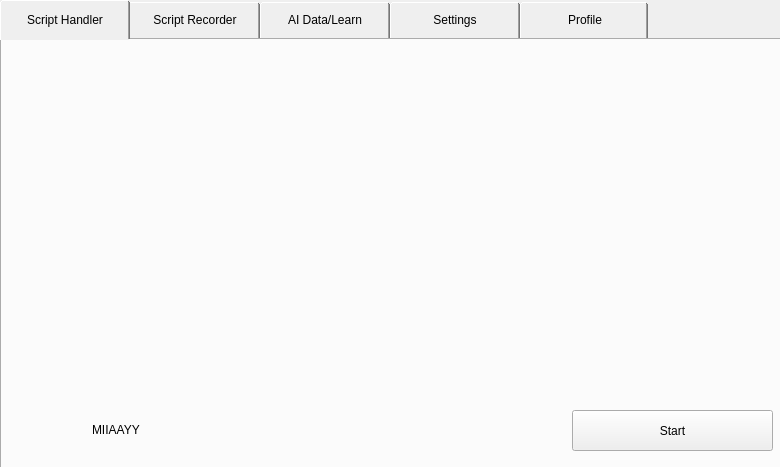
Before: the Qt Designer form mainUI.ui in GInputAI/GInputAI_Main, drawn with Qt 5.
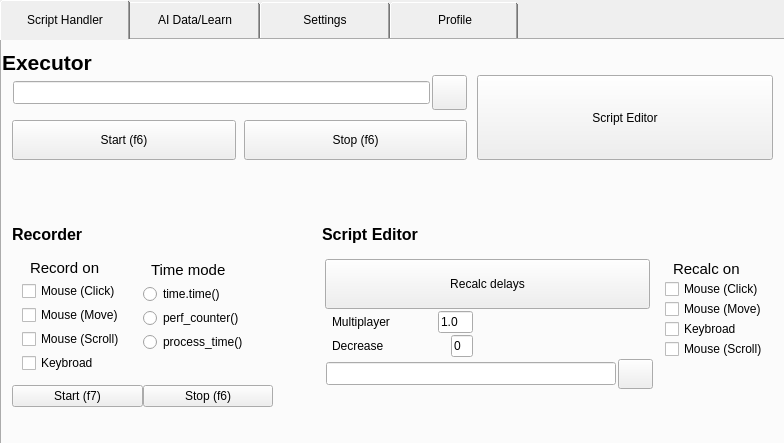
After: the same form once the commit is applied. Icons and pictures are not drawn.

The edit to the form file:
```diff
--- a/mainUI.ui
+++ b/mainUI.ui
@@ -6,8 +6,8 @@
    <rect>
     <x>0</x>
     <y>0</y>
-    <width>780</width>
-    <height>467</height>
+    <width>784</width>
+    <height>443</height>
    </rect>
   </property>
   <property name="windowTitle">
@@ -23,8 +23,8 @@
      <rect>
       <x>0</x>
       <y>0</y>
-      <width>781</width>
-      <height>471</height>
+      <width>811</width>
+      <height>470</height>
      </rect>
     </property>
     <property name="styleSheet">
@@ -47,74 +47,659 @@
      <attribute name="title">
       <string>Script Handler</string>
      </attribute>
-     <widget class="QPushButton" name="sh_start">
+     <widget class="QWidget" name="layoutWidget">
       <property name="geometry">
        <rect>
-        <x>570</x>
-        <y>370</y>
-        <width>201</width>
-        <height>41</height>
+        <x>0</x>
+        <y>0</y>
+        <width>781</width>
+        <height>121</height>
        </rect>
       </property>
-      <property name="text">
-       <string>Start</string>
-      </property>
+      <layout class="QVBoxLayout" name="verticalLayout_3">
+       <property name="spacing">
+        <number>0</number>
+       </property>
+       <property name="topMargin">
+        <number>10</number>
+       </property>
+       <item>
+        <widget class="QLabel" name="label">
+         <property name="maximumSize">
+          <size>
+           <width>16777215</width>
+           <height>25</height>
+          </size>
+         </property>
+         <property name="layoutDirection">
+          <enum>Qt::LeftToRight</enum>
+         </property>
+         <property name="styleSheet">
+          <string notr="true">QLabel {
+    font-size: 21px;
+    font-weight: bold;
+    font-family: &quot;Noto Sans&quot;;
+	qproperty-alignment: 'Qt::AlignBottom | Qt::AlignHCenter';
+}</string>
+         </property>
+         <property name="text">
+          <string>Executor</string>
+         </property>
+        </widget>
+       </item>
+       <item>
+        <layout class="QHBoxLayout" name="horizontalLayout_3" stretch="20,13">
+         <property name="spacing">
+          <number>10</number>
+         </property>
+         <property name="leftMargin">
+          <number>10</number>
+         </property>
+         <property name="rightMargin">
+          <number>10</number>
+         </property>
+         <item>
+          <layout class="QVBoxLayout" name="verticalLayout_2">
+           <item>
+            <layout class="QHBoxLayout" name="horizontalLayout" stretch="20,0">
+             <property name="spacing">
+              <number>2</number>
+             </property>
+             <property name="leftMargin">
+              <number>1</number>
+             </property>
+             <item>
+              <widget class="QLineEdit" name="lineEdit">
+               <property name="maximumSize">
+                <size>
+                 <width>16777215</width>
+                 <height>23</height>
+                </size>
+               </property>
+              </widget>
+             </item>
+             <item>
+              <widget class="QPushButton" name="pushButton">
+               <property name="maximumSize">
+                <size>
+                 <width>35</width>
+                 <height>35</height>
+                </size>
+               </property>
+               <property name="text">
+                <string/>
+               </property>
+               <property name="icon">
+                <iconset resource="files_ico.qrc">
+                 <normaloff>:/ico/ico/folder_open_FILL0_wght400_GRAD0_opsz24.ico</normaloff>:/ico/ico/folder_open_FILL0_wght400_GRAD0_opsz24.ico</iconset>
+               </property>
+              </widget>
+             </item>
+            </layout>
+           </item>
+           <item>
+            <layout class="QHBoxLayout" name="horizontalLayout_2">
+             <property name="spacing">
+              <number>8</number>
+             </property>
+             <item>
+              <widget class="QPushButton" name="pushButton_2">
+               <property name="maximumSize">
+                <size>
+                 <width>16777215</width>
+                 <height>40</height>
+                </size>
+               </property>
+               <property name="text">
+                <string>Start (f6)</string>
+               </property>
+              </widget>
+             </item>
+             <item>
+              <widget class="QPushButton" name="pushButton_3">
+               <property name="maximumSize">
+                <size>
+                 <width>16777215</width>
+                 <height>40</height>
+                </size>
+               </property>
+               <property name="text">
+                <string>Stop (f6)</string>
+               </property>
+              </widget>
+             </item>
+            </layout>
+           </item>
+          </layout>
+         </item>
+         <item>
+          <widget class="QPushButton" name="pushButton_4">
+           <property name="maximumSize">
+            <size>
+             <width>16777215</width>
+             <height>85</height>
+            </size>
+           </property>
+           <property name="text">
+            <string>Script Editor</string>
+           </property>
+          </widget>
+         </item>
+        </layout>
+       </item>
+      </layout>
      </widget>
-     <widget class="QLabel" name="file_path_label">
-      <property name="geometry">
-       <rect>
-        <x>90</x>
-        <y>380</y>
-        <width>441</width>
-        <height>20</height>
-       </rect>
-      </property>
-      <property name="text">
-       <string>MIIAAYY</string>
-      </property>
-     </widget>
-    </widget>
-    <widget class="QWidget" name="tab2">
-     <attribute name="title">
-      <string>Script Recorder</string>
-     </attribute>
-     <widget class="QWidget" name="verticalLayoutWidget">
+     <widget class="QWidget" name="layoutWidget">
       <property name="geometry">
        <rect>
         <x>10</x>
-        <y>10</y>
-        <width>162</width>
-        <height>103</height>
+        <y>170</y>
+        <width>261</width>
+        <height>211</height>
        </rect>
       </property>
       <layout class="QVBoxLayout" name="verticalLayout">
+       <property name="spacing">
+        <number>0</number>
+       </property>
        <item>
-        <widget class="QCheckBox" name="checkBox">
+        <widget class="QLabel" name="label_2">
+         <property name="maximumSize">
+          <size>
+           <width>16777215</width>
+           <height>25</height>
+          </size>
+         </property>
+         <property name="layoutDirection">
+          <enum>Qt::LeftToRight</enum>
+         </property>
+         <property name="styleSheet">
+          <string notr="true">QLabel {
+    font-size: 16px;
+    font-weight: bold;
+    font-family: &quot;Noto Sans&quot;;
+	qproperty-alignment: 'Qt::AlignBottom | Qt::AlignHCenter';
+}</string>
+         </property>
          <property name="text">
-          <string>Клавиатура</string>
+          <string>Recorder</string>
          </property>
         </widget>
        </item>
        <item>
-        <widget class="QCheckBox" name="checkBox_3">
-         <property name="text">
-          <string>Мышь (Клики)</string>
+        <layout class="QHBoxLayout" name="horizontalLayout_8">
+         <property name="leftMargin">
+          <number>10</number>
          </property>
-        </widget>
+         <property name="rightMargin">
+          <number>10</number>
+         </property>
+         <item>
+          <layout class="QVBoxLayout" name="verticalLayout_6">
+           <property name="spacing">
+            <number>4</number>
+           </property>
+           <item>
+            <layout class="QVBoxLayout" name="verticalLayout_4" stretch="0,0,0,0,0">
+             <property name="spacing">
+              <number>4</number>
+             </property>
+             <item>
+              <widget class="QLabel" name="label_3">
+               <property name="maximumSize">
+                <size>
+                 <width>16777215</width>
+                 <height>20</height>
+                </size>
+               </property>
+               <property name="layoutDirection">
+                <enum>Qt::LeftToRight</enum>
+               </property>
+               <property name="styleSheet">
+                <string notr="true">QLabel {
+    font-size: 15px;
+    font-family: &quot;Noto Sans&quot;;
+	margin-left: 4px;
+}</string>
+               </property>
+               <property name="text">
+                <string>Record on</string>
+               </property>
+               <property name="alignment">
+                <set>Qt::AlignLeading|Qt::AlignLeft|Qt::AlignVCenter</set>
+               </property>
+              </widget>
+             </item>
+             <item>
+              <widget class="QCheckBox" name="checkBox_5">
+               <property name="text">
+                <string>Mouse (Click)</string>
+               </property>
+              </widget>
+             </item>
+             <item>
+              <widget class="QCheckBox" name="checkBox_6">
+               <property name="text">
+                <string>Mouse (Move)</string>
+               </property>
+              </widget>
+             </item>
+             <item>
+              <widget class="QCheckBox" name="checkBox_8">
+               <property name="text">
+                <string>Mouse (Scroll)</string>
+               </property>
+              </widget>
+             </item>
+             <item>
+              <widget class="QCheckBox" name="checkBox_7">
+               <property name="text">
+                <string>Keybroad</string>
+               </property>
+              </widget>
+             </item>
+            </layout>
+           </item>
+          </layout>
+         </item>
+         <item>
+          <layout class="QVBoxLayout" name="verticalLayout_7">
+           <property name="spacing">
+            <number>4</number>
+           </property>
+           <item>
+            <layout class="QVBoxLayout" name="verticalLayout_9">
+             <property name="bottomMargin">
+              <number>20</number>
+             </property>
+             <item>
+              <widget class="QLabel" name="label_4">
+               <property name="maximumSize">
+                <size>
+                 <width>16777215</width>
+                 <height>20</height>
+                </size>
+               </property>
+               <property name="layoutDirection">
+                <enum>Qt::LeftToRight</enum>
+               </property>
+               <property name="styleSheet">
+                <string notr="true">QLabel {
+    font-size: 15px;
+    font-family: &quot;Noto Sans&quot;;
+	margin-left: 4px;
+}</string>
+               </property>
+               <property name="text">
+                <string>Time mode</string>
+               </property>
+               <property name="alignment">
+                <set>Qt::AlignLeading|Qt::AlignLeft|Qt::AlignVCenter</set>
+               </property>
+              </widget>
+             </item>
+             <item>
+              <widget class="QRadioButton" name="radioButton">
+               <property name="text">
+                <string>time.time()</string>
+               </property>
+              </widget>
+             </item>
+             <item>
+              <widget class="QRadioButton" name="radioButton_3">
+               <property name="text">
+                <string>perf_counter()</string>
+               </property>
+              </widget>
+             </item>
+             <item>
+              <widget class="QRadioButton" name="radioButton_2">
+               <property name="text">
+                <string>process_time()</string>
+               </property>
+              </widget>
+             </item>
+            </layout>
+           </item>
+          </layout>
+         </item>
+        </layout>
        </item>
        <item>
-        <widget class="QCheckBox" name="checkBox_2">
+        <layout class="QHBoxLayout" name="horizontalLayout_9">
+         <item>
+          <widget class="QPushButton" name="pushButton_6">
+           <property name="text">
+            <string>Start (f7)</string>
+           </property>
+          </widget>
+         </item>
+         <item>
+          <widget class="QPushButton" name="pushButton_7">
+           <property name="text">
+            <string>Stop (f6)</string>
+           </property>
+          </widget>
+         </item>
+        </layout>
+       </item>
+      </layout>
+     </widget>
+     <widget class="QWidget" name="layoutWidget_3">
+      <property name="geometry">
+       <rect>
+        <x>320</x>
+        <y>170</y>
+        <width>446</width>
+        <height>191</height>
+       </rect>
+      </property>
+      <layout class="QVBoxLayout" name="verticalLayout_10">
+       <property name="spacing">
+        <number>0</number>
+       </property>
+       <item>
+        <widget class="QLabel" name="label_13">
+         <property name="maximumSize">
+          <size>
+           <width>16777215</width>
+           <height>25</height>
+          </size>
+         </property>
+         <property name="layoutDirection">
+          <enum>Qt::LeftToRight</enum>
+         </property>
+         <property name="styleSheet">
+          <string notr="true">QLabel {
+    font-size: 16px;
+    font-weight: bold;
+    font-family: &quot;Noto Sans&quot;;
+	qproperty-alignment: 'Qt::AlignBottom | Qt::AlignHCenter';
+}</string>
+         </property>
          <property name="text">
-          <string>Мышь (Все движения)</string>
+          <string>Script Editor</string>
          </property>
         </widget>
        </item>
        <item>
-        <widget class="QCheckBox" name="checkBox_4">
-         <property name="text">
-          <string>Скролл</string>
+        <layout class="QHBoxLayout" name="horizontalLayout_16">
+         <property name="spacing">
+          <number>12</number>
          </property>
-        </widget>
+         <item>
+          <layout class="QVBoxLayout" name="verticalLayout_16">
+           <property name="spacing">
+            <number>2</number>
+           </property>
+           <item>
+            <layout class="QHBoxLayout" name="horizontalLayout_17" stretch="1,100,1">
+             <property name="spacing">
+              <number>0</number>
+             </property>
+             <item>
+              <spacer name="horizontalSpacer_6">
+               <property name="orientation">
+                <enum>Qt::Horizontal</enum>
+               </property>
+               <property name="sizeHint" stdset="0">
+                <size>
+                 <width>40</width>
+                 <height>20</height>
+                </size>
+               </property>
+              </spacer>
+             </item>
+             <item>
+              <widget class="QPushButton" name="pushButton_11">
+               <property name="minimumSize">
+                <size>
+                 <width>0</width>
+                 <height>50</height>
+                </size>
+               </property>
+               <property name="maximumSize">
+                <size>
+                 <width>16777215</width>
+                 <height>16777215</height>
+                </size>
+               </property>
+               <property name="styleSheet">
+                <string notr="true"/>
+               </property>
+               <property name="text">
+                <string>Recalc delays</string>
+               </property>
+              </widget>
+             </item>
+             <item>
+              <spacer name="horizontalSpacer_8">
+               <property name="orientation">
+                <enum>Qt::Horizontal</enum>
+               </property>
+               <property name="sizeHint" stdset="0">
+                <size>
+                 <width>40</width>
+                 <height>20</height>
+                </size>
+               </property>
+              </spacer>
+             </item>
+            </layout>
+           </item>
+           <item>
+            <layout class="QHBoxLayout" name="horizontalLayout_18" stretch="1,0,20">
+             <property name="spacing">
+              <number>8</number>
+             </property>
+             <property name="leftMargin">
+              <number>10</number>
+             </property>
+             <property name="topMargin">
+              <number>0</number>
+             </property>
+             <property name="rightMargin">
+              <number>180</number>
+             </property>
+             <item>
+              <widget class="QLabel" name="label_14">
+               <property name="styleSheet">
+                <string notr="true">QLabel {
+    qproperty-alignment: 'AlignLeft|AlignVCenter';
+}
+</string>
+               </property>
+               <property name="text">
+                <string>Multiplayer</string>
+               </property>
+              </widget>
+             </item>
+             <item>
+              <spacer name="horizontalSpacer_9">
+               <property name="orientation">
+                <enum>Qt::Horizontal</enum>
+               </property>
+               <property name="sizeHint" stdset="0">
+                <size>
+                 <width>40</width>
+                 <height>20</height>
+                </size>
+               </property>
+              </spacer>
+             </item>
+             <item>
+              <widget class="QLineEdit" name="lineEdit_8">
+               <property name="maximumSize">
+                <size>
+                 <width>37</width>
+                 <height>16777215</height>
+                </size>
+               </property>
+               <property name="text">
+                <string>1.0</string>
+               </property>
+              </widget>
+             </item>
+            </layout>
+           </item>
+           <item>
+            <layout class="QHBoxLayout" name="horizontalLayout_19" stretch="100,0,20">
+             <property name="spacing">
+              <number>8</number>
+             </property>
+             <property name="leftMargin">
+              <number>10</number>
+             </property>
+             <property name="rightMargin">
+              <number>180</number>
+             </property>
+             <item>
+              <widget class="QLabel" name="label_15">
+               <property name="styleSheet">
+                <string notr="true">QLabel {
+    qproperty-alignment: 'AlignLeft|AlignVCenter';
+}
+</string>
+               </property>
+               <property name="text">
+                <string>Decrease</string>
+               </property>
+              </widget>
+             </item>
+             <item>
+              <spacer name="horizontalSpacer_10">
+               <property name="orientation">
+                <enum>Qt::Horizontal</enum>
+               </property>
+               <property name="sizeHint" stdset="0">
+                <size>
+                 <width>40</width>
+                 <height>20</height>
+                </size>
+               </property>
+              </spacer>
+             </item>
+             <item>
+              <widget class="QLineEdit" name="lineEdit_9">
+               <property name="maximumSize">
+                <size>
+                 <width>37</width>
+                 <height>16777215</height>
+                </size>
+               </property>
+               <property name="text">
+                <string>0</string>
+               </property>
+              </widget>
+             </item>
+            </layout>
+           </item>
+           <item>
+            <layout class="QHBoxLayout" name="horizontalLayout_20">
+             <property name="spacing">
+              <number>2</number>
+             </property>
+             <property name="leftMargin">
+              <number>4</number>
+             </property>
+             <item>
+              <widget class="QLineEdit" name="lineEdit_10">
+               <property name="maximumSize">
+                <size>
+                 <width>16777215</width>
+                 <height>23</height>
+                </size>
+               </property>
+              </widget>
+             </item>
+             <item>
+              <widget class="QPushButton" name="pushButton_12">
+               <property name="maximumSize">
+                <size>
+                 <width>35</width>
+                 <height>35</height>
+                </size>
+               </property>
+               <property name="text">
+                <string/>
+               </property>
+               <property name="icon">
+                <iconset resource="files_ico.qrc">
+                 <normaloff>:/ico/ico/folder_open_FILL0_wght400_GRAD0_opsz24.ico</normaloff>:/ico/ico/folder_open_FILL0_wght400_GRAD0_opsz24.ico</iconset>
+               </property>
+              </widget>
+             </item>
+            </layout>
+           </item>
+          </layout>
+         </item>
+         <item>
+          <layout class="QVBoxLayout" name="verticalLayout_12">
+           <property name="spacing">
+            <number>0</number>
+           </property>
+           <property name="topMargin">
+            <number>0</number>
+           </property>
+           <property name="bottomMargin">
+            <number>30</number>
+           </property>
+           <item>
+            <widget class="QLabel" name="label_16">
+             <property name="maximumSize">
+              <size>
+               <width>16777215</width>
+               <height>20</height>
+              </size>
+             </property>
+             <property name="layoutDirection">
+              <enum>Qt::LeftToRight</enum>
+             </property>
+             <property name="styleSheet">
+              <string notr="true">QLabel {
+    font-size: 15px;
+    font-family: &quot;Noto Sans&quot;;
+	qproperty-alignment: 'Qt::AlignVCenter';
+	margin-left: 4px;
+}
+</string>
+             </property>
+             <property name="text">
+              <string>Recalc on</string>
+             </property>
+            </widget>
+           </item>
+           <item>
+            <widget class="QCheckBox" name="checkBox_18">
+             <property name="text">
+              <string>Mouse (Click)</string>
+             </property>
+            </widget>
+           </item>
+           <item>
+            <widget class="QCheckBox" name="checkBox_19">
+             <property name="text">
+              <string>Mouse (Move)</string>
+             </property>
+            </widget>
+           </item>
+           <item>
+            <widget class="QCheckBox" name="checkBox_21">
+             <property name="text">
+              <string>Keybroad</string>
+             </property>
+            </widget>
+           </item>
+           <item>
+            <widget class="QCheckBox" name="checkBox_20">
+             <property name="text">
+              <string>Mouse (Scroll)</string>
+             </property>
+            </widget>
+           </item>
+          </layout>
+         </item>
+        </layout>
        </item>
       </layout>
      </widget>
```
Left out of the diff: 322 changed lines with no effect on the pictures.
